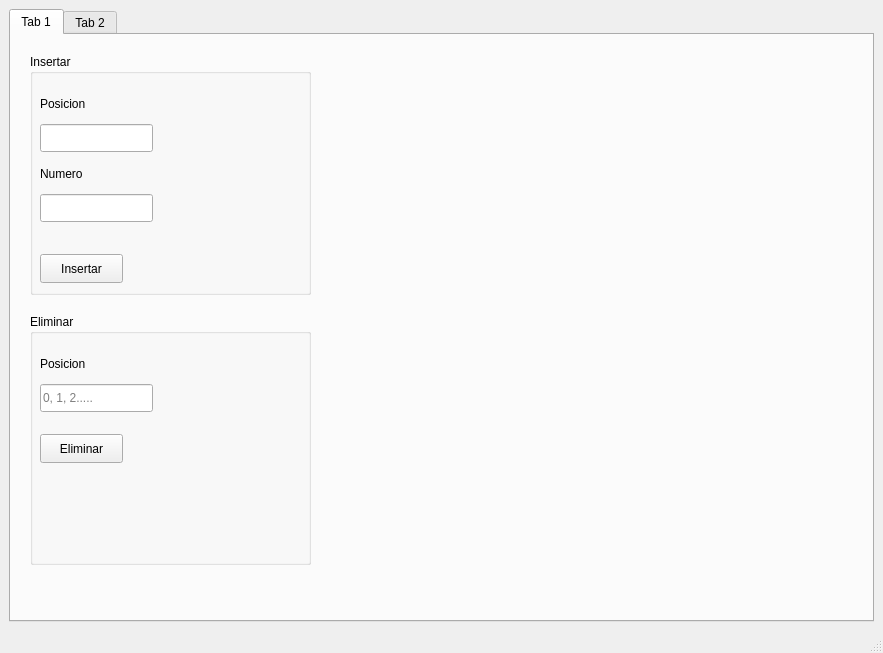
Old version of the form EstructuraProyecto2/mainwindow.ui in the repository camilaflores07/EstructuraProyecto.
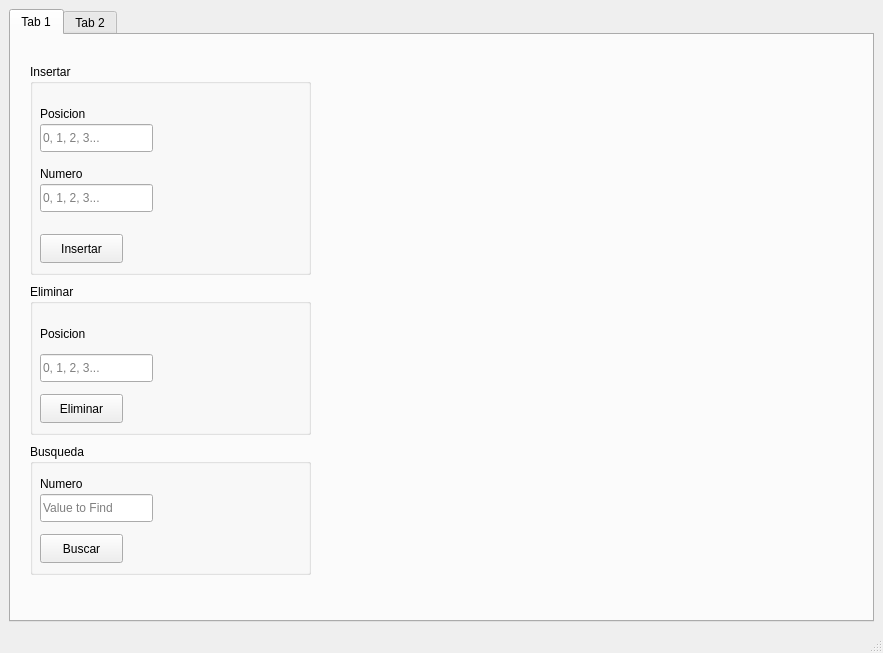
New version of the form.

Commit message: ui insertar y borrar done

The edit to the form file:
```diff
--- a/EstructuraProyecto2/mainwindow.ui
+++ b/EstructuraProyecto2/mainwindow.ui
@@ -28,9 +28,9 @@
            <property name="geometry">
             <rect>
              <x>10</x>
-             <y>10</y>
+             <y>20</y>
              <width>281</width>
-             <height>241</height>
+             <height>211</height>
             </rect>
            </property>
            <property name="title">
@@ -49,21 +49,24 @@
              <string>Posicion</string>
             </property>
            </widget>
-           <widget class="QLineEdit" name="editPosLS">
+           <widget class="QLineEdit" name="editFindValLS">
             <property name="geometry">
              <rect>
               <x>10</x>
-              <y>70</y>
+              <y>60</y>
               <width>113</width>
               <height>28</height>
              </rect>
             </property>
+            <property name="placeholderText">
+             <string>0, 1, 2, 3...</string>
+            </property>
            </widget>
            <widget class="QLabel" name="NumeroLS">
             <property name="geometry">
              <rect>
               <x>10</x>
-              <y>110</y>
+              <y>100</y>
               <width>63</width>
               <height>20</height>
              </rect>
@@ -76,17 +79,20 @@
             <property name="geometry">
              <rect>
               <x>10</x>
-              <y>140</y>
+              <y>120</y>
               <width>113</width>
               <height>28</height>
              </rect>
             </property>
+            <property name="placeholderText">
+             <string>0, 1, 2, 3...</string>
+            </property>
            </widget>
            <widget class="QPushButton" name="btnInsertarLS">
             <property name="geometry">
              <rect>
               <x>10</x>
-              <y>200</y>
+              <y>170</y>
               <width>83</width>
               <height>29</height>
              </rect>
@@ -100,9 +106,9 @@
            <property name="geometry">
             <rect>
              <x>10</x>
-             <y>270</y>
+             <y>240</y>
              <width>281</width>
-             <height>251</height>
+             <height>151</height>
             </rect>
            </property>
            <property name="title">
@@ -131,14 +137,14 @@
              </rect>
             </property>
             <property name="placeholderText">
-             <string>0, 1, 2.....</string>
+             <string>0, 1, 2, 3...</string>
             </property>
            </widget>
            <widget class="QPushButton" name="btnBorrarLS">
             <property name="geometry">
              <rect>
               <x>10</x>
-              <y>120</y>
+              <y>110</y>
               <width>83</width>
               <height>29</height>
              </rect>
@@ -148,6 +154,58 @@
             </property>
            </widget>
           </widget>
+          <widget class="QGroupBox" name="gbBuscarLS">
+           <property name="geometry">
+            <rect>
+             <x>10</x>
+             <y>400</y>
+             <width>281</width>
+             <height>131</height>
+            </rect>
+           </property>
+           <property name="title">
+            <string>Busqueda</string>
+           </property>
+           <widget class="QLabel" name="Buscar">
+            <property name="geometry">
+             <rect>
+              <x>10</x>
+              <y>30</y>
+              <width>63</width>
+              <height>20</height>
+             </rect>
+            </property>
+            <property name="text">
+             <string>Numero</string>
+            </property>
+           </widget>
+           <widget class="QLineEdit" name="editFindValLS_2">
+            <property name="geometry">
+             <rect>
+              <x>10</x>
+              <y>50</y>
+              <width>113</width>
+              <height>28</height>
+             </rect>
+            </property>
+            <property name="placeholderText">
+             <string>Value to Find</string>
+            </property>
+           </widget>
+           <widget class="QPushButton" name="btnBuscarLS">
+            <property name="geometry">
+             <rect>
+              <x>10</x>
+              <y>90</y>
+              <width>83</width>
+              <height>29</height>
+             </rect>
+            </property>
+            <property name="text">
+             <string>Buscar</string>
+            </property>
+           </widget>
+          </widget>
          </widget>
         </item>
         <item>
```
The commit also changes 4 other files.
